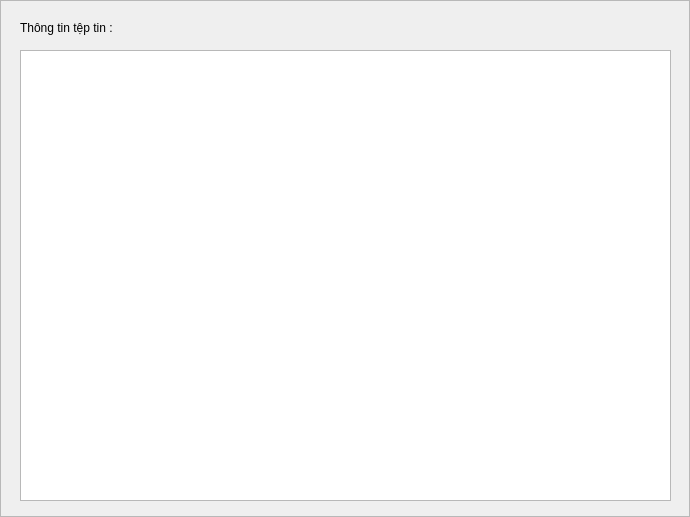
This is file_detail_window.ui in jindojojin/Phan_tich_dinh_dang_that_cua_file as Qt 5 draws it before an edit. The edited form follows.
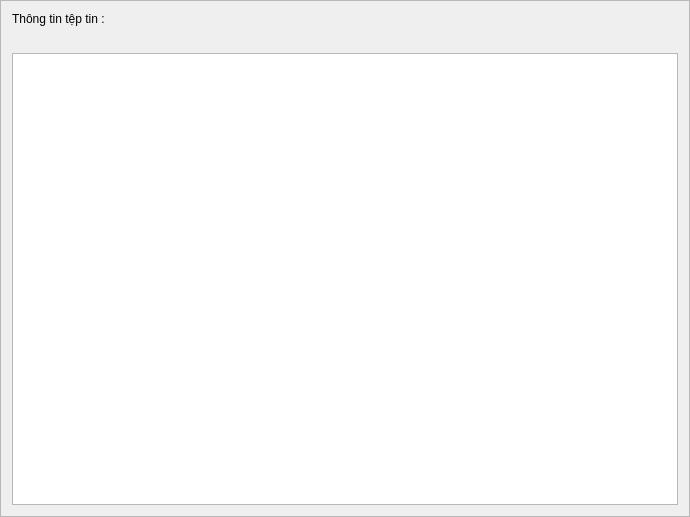
This is the edited form.

Commit message: add file size, remove file type columns

```diff
--- a/file_detail_window.ui
+++ b/file_detail_window.ui
@@ -19,30 +19,9 @@
   <property name="frameShadow">
    <enum>QFrame::Raised</enum>
   </property>
-  <widget class="QTextBrowser" name="file_infor_label">
-   <property name="geometry">
-    <rect>
-     <x>20</x>
-     <y>50</y>
-     <width>651</width>
-     <height>451</height>
-    </rect>
-   </property>
-   <property name="font">
-    <font>
-     <pointsize>9</pointsize>
-    </font>
-   </property>
-  </widget>
+  <layout class="QGridLayout" name="gridLayout">
+   <item row="0" column="0">
   <widget class="QLabel" name="label">
-   <property name="geometry">
-    <rect>
-     <x>20</x>
-     <y>20</y>
-     <width>111</width>
-     <height>16</height>
-    </rect>
-   </property>
    <property name="font">
     <font>
      <pointsize>9</pointsize>
@@ -52,24 +31,30 @@
     <string>Thông tin tệp tin :</string>
    </property>
   </widget>
+   </item>
+   <item row="2" column="0" colspan="2">
+    <widget class="QTextBrowser" name="file_infor_label">
+     <property name="font">
+      <font>
+       <family>Courier New</family>
+       <pointsize>16</pointsize>
+      </font>
+     </property>
+    </widget>
+   </item>
+   <item row="1" column="0">
   <widget class="QLabel" name="file_path_label">
-   <property name="geometry">
-    <rect>
-     <x>140</x>
-     <y>20</y>
-     <width>531</width>
-     <height>16</height>
-    </rect>
-   </property>
    <property name="font">
     <font>
-     <pointsize>9</pointsize>
+       <pointsize>10</pointsize>
     </font>
    </property>
    <property name="text">
     <string/>
    </property>
   </widget>
+   </item>
+  </layout>
  </widget>
  <resources/>
  <connections/>
```
Left out of the diff: 2 changed lines with no effect on the pictures. Lines whose indentation alone changed are shown as unchanged. The commit also changes 11 other files.
